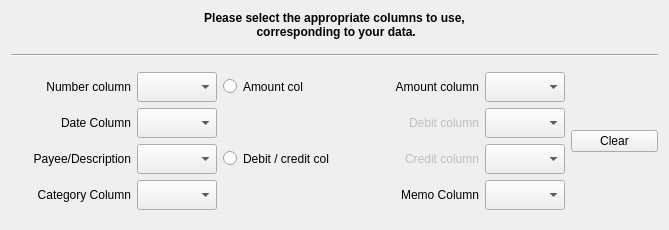
KDE/kmymoney, file kmymoney/plugins/csvimport/bankingwizardpage.ui: the form before one commit.
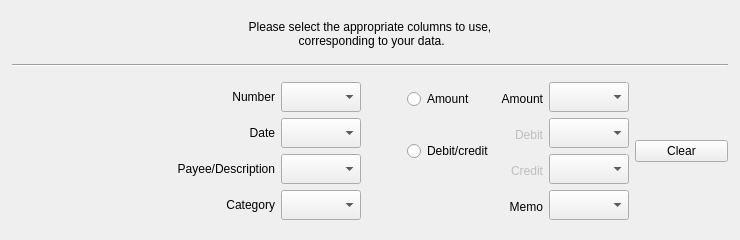
The form after the commit. Custom widgets are drawn as their Qt base class.

The edit to the form file:
```diff
--- a/kmymoney/plugins/csvimport/bankingwizardpage.ui
+++ b/kmymoney/plugins/csvimport/bankingwizardpage.ui
@@ -6,8 +6,8 @@
    <rect>
     <x>0</x>
     <y>0</y>
-    <width>669</width>
-    <height>230</height>
+    <width>740</width>
+    <height>240</height>
    </rect>
   </property>
   <property name="minimumSize">
@@ -18,16 +18,42 @@
   </property>
   <property name="maximumSize">
    <size>
-    <width>800</width>
-    <height>230</height>
+    <width>16777215</width>
+    <height>16777215</height>
    </size>
   </property>
   <property name="windowTitle">
    <string>Banking Wizard Page</string>
   </property>
-  <layout class="QGridLayout" name="gridLayout_2">
-   <item row="0" column="0">
-    <layout class="QVBoxLayout" name="verticalLayout" stretch="30,3,3,3,200,3">
+  <layout class="QHBoxLayout" name="horizontalLayout_2" stretch="1,500,1">
+   <item>
+    <spacer name="horizontalSpacer_2">
+     <property name="orientation">
+      <enum>Qt::Horizontal</enum>
+     </property>
+     <property name="sizeHint" stdset="0">
+      <size>
+       <width>40</width>
+       <height>20</height>
+      </size>
+     </property>
+    </spacer>
+   </item>
+   <item>
+    <layout class="QVBoxLayout" name="verticalLayout" stretch="1,10,1,1,1,200,1">
+     <item>
+      <spacer name="verticalSpacer_4">
+       <property name="orientation">
+        <enum>Qt::Vertical</enum>
+       </property>
+       <property name="sizeHint" stdset="0">
+        <size>
+         <width>20</width>
+         <height>40</height>
+        </size>
+       </property>
+      </spacer>
+     </item>
      <item>
       <widget class="QLabel" name="label">
        <property name="sizePolicy">
@@ -38,8 +64,8 @@
        </property>
        <property name="font">
         <font>
-         <weight>75</weight>
-         <bold>true</bold>
+         <weight>50</weight>
+         <bold>false</bold>
         </font>
        </property>
        <property name="text">
@@ -85,9 +111,9 @@
       </spacer>
      </item>
      <item>
-      <layout class="QHBoxLayout" name="horizontalLayout">
+      <layout class="QHBoxLayout" name="horizontalLayout" stretch="80,12">
        <item>
-        <layout class="QGridLayout" name="gridLayout" rowstretch="10,10,10,10" columnstretch="10,0,10,0,0">
+        <layout class="QGridLayout" name="gridLayout" rowstretch="10,0,0,0" columnstretch="40,0,0,0,0,0">
          <item row="0" column="0">
           <widget class="QLabel" name="labelBnk_number">
            <property name="minimumSize">
@@ -98,8 +124,8 @@
            </property>
            <property name="maximumSize">
             <size>
-             <width>120</width>
-             <height>25</height>
+             <width>16777215</width>
+             <height>16777215</height>
             </size>
            </property>
            <property name="font">
@@ -111,7 +137,7 @@
             <string comment="column containing number field"/>
            </property>
            <property name="text">
-            <string comment="column containing number field">Number column</string>
+            <string comment="column containing number field">Number</string>
            </property>
            <property name="alignment">
             <set>Qt::AlignRight|Qt::AlignTrailing|Qt::AlignVCenter</set>
@@ -122,13 +148,13 @@
           <widget class="KComboBox" name="comboBoxBnk_numberCol">
            <property name="minimumSize">
             <size>
-             <width>50</width>
+             <width>80</width>
              <height>30</height>
             </size>
            </property>
            <property name="maximumSize">
             <size>
-             <width>80</width>
+             <width>16777215</width>
              <height>16777215</height>
             </size>
            </property>
@@ -143,138 +169,17 @@
            </property>
           </widget>
          </item>
-         <item row="0" column="2">
-          <widget class="QRadioButton" name="radioBnk_amount">
-           <property name="minimumSize">
-            <size>
-             <width>0</width>
-             <height>20</height>
-            </size>
-           </property>
-           <property name="maximumSize">
-            <size>
-             <width>140</width>
-             <height>25</height>
-            </size>
-           </property>
-           <property name="font">
-            <font>
-             <underline>false</underline>
-            </font>
-           </property>
-           <property name="toolTip">
-            <string>Select 'Amount' if only one value column, otherwise select 'Debit/credit'.</string>
-           </property>
-           <property name="whatsThis">
-            <string extracomment="Select 'Amount' if only one value column, otherwise select "/>
-           </property>
-           <property name="accessibleName">
-            <string comment="presence of amount column"/>
-           </property>
-           <property name="text">
-            <string comment="presence of amount column">Amount col</string>
-           </property>
-           <property name="checked">
-            <bool>false</bool>
-           </property>
-          </widget>
-         </item>
-         <item row="0" column="3">
-          <widget class="QLabel" name="labelBnk_amount">
-           <property name="enabled">
-            <bool>true</bool>
-           </property>
-           <property name="minimumSize">
-            <size>
-             <width>0</width>
-             <height>20</height>
-            </size>
-           </property>
-           <property name="maximumSize">
-            <size>
-             <width>110</width>
-             <height>25</height>
-            </size>
-           </property>
-           <property name="font">
-            <font>
-             <underline>false</underline>
-            </font>
-           </property>
-           <property name="accessibleName">
-            <string comment="presence of amount column"/>
-           </property>
-           <property name="text">
-            <string comment="location of amount column">Amount column</string>
-           </property>
-           <property name="alignment">
-            <set>Qt::AlignRight|Qt::AlignTrailing|Qt::AlignVCenter</set>
-           </property>
-          </widget>
-         </item>
-         <item row="0" column="4">
-          <widget class="KComboBox" name="comboBoxBnk_amountCol">
-           <property name="minimumSize">
-            <size>
-             <width>50</width>
-             <height>30</height>
-            </size>
-           </property>
-           <property name="maximumSize">
-            <size>
-             <width>80</width>
-             <height>16777215</height>
-            </size>
-           </property>
-           <property name="toolTip">
-            <string>Select column containing amount field.</string>
-           </property>
-           <property name="maxVisibleItems">
-            <number>12</number>
-           </property>
-          </widget>
-         </item>
-         <item row="1" column="0">
-          <widget class="QLabel" name="labelBnk_date">
-           <property name="minimumSize">
-            <size>
-             <width>0</width>
-             <height>20</height>
-            </size>
-           </property>
-           <property name="maximumSize">
-            <size>
-             <width>120</width>
-             <height>25</height>
-            </size>
-           </property>
-           <property name="font">
-            <font>
-             <underline>false</underline>
-            </font>
-           </property>
-           <property name="accessibleName">
-            <string comment="column containing date field"/>
-           </property>
-           <property name="text">
-            <string>Date Column</string>
-           </property>
-           <property name="alignment">
-            <set>Qt::AlignRight|Qt::AlignTrailing|Qt::AlignVCenter</set>
-           </property>
-          </widget>
-         </item>
          <item row="1" column="1">
           <widget class="KComboBox" name="comboBoxBnk_dateCol">
            <property name="minimumSize">
             <size>
-             <width>50</width>
+             <width>80</width>
              <height>30</height>
             </size>
            </property>
            <property name="maximumSize">
             <size>
-             <width>80</width>
+             <width>16777215</width>
              <height>16777215</height>
             </size>
            </property>
@@ -286,7 +191,7 @@
            </property>
           </widget>
          </item>
-         <item row="1" column="3">
+         <item row="1" column="4">
           <widget class="QLabel" name="labelBnk_debits">
            <property name="enabled">
             <bool>false</bool>
@@ -294,12 +199,12 @@
            <property name="minimumSize">
             <size>
              <width>0</width>
-             <height>20</height>
+             <height>30</height>
             </size>
            </property>
            <property name="maximumSize">
             <size>
-             <width>110</width>
+             <width>16777215</width>
              <height>25</height>
             </size>
            </property>
@@ -312,59 +217,7 @@
             <string comment="column containing debits field"/>
            </property>
            <property name="text">
-            <string comment="location of debit column">Debit column</string>
-           </property>
-           <property name="alignment">
-            <set>Qt::AlignRight|Qt::AlignTrailing|Qt::AlignVCenter</set>
-           </property>
-          </widget>
-         </item>
-         <item row="1" column="4">
-          <widget class="KComboBox" name="comboBoxBnk_debitCol">
-           <property name="minimumSize">
-            <size>
-             <width>50</width>
-             <height>30</height>
-            </size>
-           </property>
-           <property name="maximumSize">
-            <size>
-             <width>80</width>
-             <height>16777215</height>
-            </size>
-           </property>
-           <property name="toolTip">
-            <string>Select column containing debit field.</string>
-           </property>
-           <property name="maxVisibleItems">
-            <number>12</number>
-           </property>
-          </widget>
-         </item>
-         <item row="2" column="0">
-          <widget class="QLabel" name="labelBnk_payee">
-           <property name="minimumSize">
-            <size>
-             <width>0</width>
-             <height>20</height>
-            </size>
-           </property>
-           <property name="maximumSize">
-            <size>
-             <width>130</width>
-             <height>25</height>
-            </size>
-           </property>
-           <property name="font">
-            <font>
-             <underline>false</underline>
-            </font>
-           </property>
-           <property name="accessibleName">
-            <string comment="column containing payee or description field"/>
-           </property>
-           <property name="text">
-            <string comment="column containing payee or description field">Payee/Description</string>
+            <string comment="location of debit column">Debit</string>
            </property>
            <property name="alignment">
             <set>Qt::AlignRight|Qt::AlignTrailing|Qt::AlignVCenter</set>
@@ -375,13 +228,13 @@
           <widget class="KComboBox" name="comboBoxBnk_payeeCol">
            <property name="minimumSize">
             <size>
-             <width>50</width>
+             <width>80</width>
              <height>30</height>
             </size>
            </property>
            <property name="maximumSize">
             <size>
-             <width>80</width>
+             <width>16777215</width>
              <height>16777215</height>
             </size>
            </property>
@@ -393,18 +246,18 @@
            </property>
           </widget>
          </item>
-         <item row="2" column="2">
+         <item row="1" column="3" rowspan="2">
           <widget class="QRadioButton" name="radioBnk_debCred">
            <property name="minimumSize">
             <size>
              <width>0</width>
-             <height>20</height>
+             <height>30</height>
             </size>
            </property>
            <property name="maximumSize">
             <size>
-             <width>140</width>
-             <height>25</height>
+             <width>16777215</width>
+             <height>16777215</height>
             </size>
            </property>
            <property name="font">
@@ -419,57 +272,24 @@
             <string comment="presence of debit and credit column"/>
            </property>
            <property name="text">
-            <string comment="presence of debit/credit columns">Debit / credit col</string>
+            <string comment="presence of debit/credit columns">Debit/credit</string>
            </property>
            <property name="checked">
             <bool>false</bool>
            </property>
           </widget>
          </item>
-         <item row="2" column="3">
-          <widget class="QLabel" name="labelBnk_credits">
-           <property name="enabled">
-            <bool>false</bool>
-           </property>
-           <property name="minimumSize">
-            <size>
-             <width>0</width>
-             <height>20</height>
-            </size>
-           </property>
-           <property name="maximumSize">
-            <size>
-             <width>110</width>
-             <height>25</height>
-            </size>
-           </property>
-           <property name="font">
-            <font>
-             <underline>false</underline>
-            </font>
-           </property>
-           <property name="accessibleName">
-            <string comment="column containing credits field"/>
-           </property>
-           <property name="text">
-            <string comment="location of credit column">Credit column</string>
-           </property>
-           <property name="alignment">
-            <set>Qt::AlignRight|Qt::AlignTrailing|Qt::AlignVCenter</set>
-           </property>
-          </widget>
-         </item>
-         <item row="2" column="4">
+         <item row="2" column="5">
           <widget class="KComboBox" name="comboBoxBnk_creditCol">
            <property name="minimumSize">
             <size>
-             <width>50</width>
+             <width>80</width>
              <height>30</height>
             </size>
            </property>
            <property name="maximumSize">
             <size>
-             <width>80</width>
+             <width>16777215</width>
              <height>16777215</height>
             </size>
            </property>
@@ -481,6 +301,82 @@
            </property>
           </widget>
          </item>
+         <item row="1" column="0">
+          <widget class="QLabel" name="labelBnk_date">
+           <property name="minimumSize">
+            <size>
+             <width>0</width>
+             <height>20</height>
+            </size>
+           </property>
+           <property name="maximumSize">
+            <size>
+             <width>16777215</width>
+             <height>16777215</height>
+            </size>
+           </property>
+           <property name="font">
+            <font>
+             <underline>false</underline>
+            </font>
+           </property>
+           <property name="accessibleName">
+            <string comment="column containing date field"/>
+           </property>
+           <property name="text">
+            <string>Date</string>
+           </property>
+           <property name="alignment">
+            <set>Qt::AlignRight|Qt::AlignTrailing|Qt::AlignVCenter</set>
+           </property>
+          </widget>
+         </item>
+         <item row="0" column="4">
+          <widget class="QLabel" name="labelBnk_amount">
+           <property name="enabled">
+            <bool>true</bool>
+           </property>
+           <property name="minimumSize">
+            <size>
+             <width>0</width>
+             <height>30</height>
+            </size>
+           </property>
+           <property name="maximumSize">
+            <size>
+             <width>16777215</width>
+             <height>25</height>
+            </size>
+           </property>
+           <property name="font">
+            <font>
+             <underline>false</underline>
+            </font>
+           </property>
+           <property name="accessibleName">
+            <string comment="presence of amount column"/>
+           </property>
+           <property name="text">
+            <string comment="location of amount column">Amount</string>
+           </property>
+           <property name="alignment">
+            <set>Qt::AlignRight|Qt::AlignTrailing|Qt::AlignVCenter</set>
+           </property>
+          </widget>
+         </item>
+         <item row="1" column="2">
+          <spacer name="horizontalSpacer">
+           <property name="orientation">
+            <enum>Qt::Horizontal</enum>
+           </property>
+           <property name="sizeHint" stdset="0">
+            <size>
+             <width>40</width>
+             <height>20</height>
+            </size>
+           </property>
+          </spacer>
+         </item>
          <item row="3" column="0">
           <widget class="QLabel" name="labelBnk_category">
            <property name="minimumSize">
@@ -491,8 +387,8 @@
            </property>
            <property name="maximumSize">
             <size>
-             <width>120</width>
-             <height>25</height>
+             <width>16777215</width>
+             <height>16777215</height>
             </size>
            </property>
            <property name="font">
@@ -504,7 +400,175 @@
             <string comment="column containing number field"/>
            </property>
            <property name="text">
-            <string comment="column containing number field">Category Column</string>
+            <string comment="column containing number field">Category</string>
+           </property>
+           <property name="alignment">
+            <set>Qt::AlignRight|Qt::AlignTrailing|Qt::AlignVCenter</set>
+           </property>
+          </widget>
+         </item>
+         <item row="0" column="3">
+          <widget class="QRadioButton" name="radioBnk_amount">
+           <property name="minimumSize">
+            <size>
+             <width>0</width>
+             <height>30</height>
+            </size>
+           </property>
+           <property name="maximumSize">
+            <size>
+             <width>16777215</width>
+             <height>25</height>
+            </size>
+           </property>
+           <property name="font">
+            <font>
+             <underline>false</underline>
+            </font>
+           </property>
+           <property name="toolTip">
+            <string>Select 'Amount' if only one value column, otherwise select 'Debit/credit'.</string>
+           </property>
+           <property name="whatsThis">
+            <string extracomment="Select 'Amount' if only one value column, otherwise select "/>
+           </property>
+           <property name="accessibleName">
+            <string comment="presence of amount column"/>
+           </property>
+           <property name="text">
+            <string comment="presence of amount column">Amount</string>
+           </property>
+           <property name="checked">
+            <bool>false</bool>
+           </property>
+          </widget>
+         </item>
+         <item row="0" column="5">
+          <widget class="KComboBox" name="comboBoxBnk_amountCol">
+           <property name="minimumSize">
+            <size>
+             <width>80</width>
+             <height>30</height>
+            </size>
+           </property>
+           <property name="maximumSize">
+            <size>
+             <width>16777215</width>
+             <height>16777215</height>
+            </size>
+           </property>
+           <property name="toolTip">
+            <string>Select column containing amount field.</string>
+           </property>
+           <property name="maxVisibleItems">
+            <number>12</number>
+           </property>
+          </widget>
+         </item>
+         <item row="3" column="5">
+          <widget class="KComboBox" name="comboBoxBnk_memoCol">
+           <property name="sizePolicy">
+            <sizepolicy hsizetype="Preferred" vsizetype="Fixed">
+             <horstretch>0</horstretch>
+             <verstretch>0</verstretch>
+            </sizepolicy>
+           </property>
+           <property name="minimumSize">
+            <size>
+             <width>80</width>
+             <height>30</height>
+            </size>
+           </property>
+           <property name="maximumSize">
+            <size>
+             <width>16777215</width>
+             <height>16777215</height>
+            </size>
+           </property>
+           <property name="toolTip">
+            <string>Select column containing memo field.</string>
+           </property>
+           <property name="maxVisibleItems">
+            <number>12</number>
+           </property>
+          </widget>
+         </item>
+         <item row="2" column="0">
+          <widget class="QLabel" name="labelBnk_payee">
+           <property name="minimumSize">
+            <size>
+             <width>0</width>
+             <height>20</height>
+            </size>
+           </property>
+           <property name="maximumSize">
+            <size>
+             <width>16777215</width>
+             <height>16777215</height>
+            </size>
+           </property>
+           <property name="font">
+            <font>
+             <underline>false</underline>
+            </font>
+           </property>
+           <property name="accessibleName">
+            <string comment="column containing payee or description field"/>
+           </property>
+           <property name="text">
+            <string comment="column containing payee or description field">Payee/Description</string>
+           </property>
+           <property name="alignment">
+            <set>Qt::AlignRight|Qt::AlignTrailing|Qt::AlignVCenter</set>
+           </property>
+          </widget>
+         </item>
+         <item row="1" column="5">
+          <widget class="KComboBox" name="comboBoxBnk_debitCol">
+           <property name="minimumSize">
+            <size>
+             <width>80</width>
+             <height>30</height>
+            </size>
+           </property>
+           <property name="maximumSize">
+            <size>
+             <width>16777215</width>
+             <height>16777215</height>
+            </size>
+           </property>
+           <property name="toolTip">
+            <string>Select column containing debit field.</string>
+           </property>
+           <property name="maxVisibleItems">
+            <number>12</number>
+           </property>
+          </widget>
+         </item>
+         <item row="3" column="4">
+          <widget class="QLabel" name="labelBnk_memo">
+           <property name="minimumSize">
+            <size>
+             <width>0</width>
+             <height>30</height>
+            </size>
+           </property>
+           <property name="maximumSize">
+            <size>
+             <width>16777215</width>
+             <height>25</height>
+            </size>
+           </property>
+           <property name="font">
+            <font>
+             <underline>false</underline>
+            </font>
+           </property>
+           <property name="accessibleName">
+            <string comment="column containing date field"/>
+           </property>
+           <property name="text">
+            <string>Memo</string>
            </property>
            <property name="alignment">
             <set>Qt::AlignRight|Qt::AlignTrailing|Qt::AlignVCenter</set>
@@ -521,13 +585,13 @@
            </property>
            <property name="minimumSize">
             <size>
-             <width>50</width>
+             <width>80</width>
              <height>30</height>
             </size>
            </property>
            <property name="maximumSize">
             <size>
-             <width>80</width>
+             <width>16777215</width>
              <height>16777215</height>
             </size>
            </property>
@@ -539,17 +603,20 @@
            </property>
           </widget>
          </item>
-         <item row="3" column="3">
-          <widget class="QLabel" name="labelBnk_memo">
+         <item row="2" column="4">
+          <widget class="QLabel" name="labelBnk_credits">
+           <property name="enabled">
+            <bool>false</bool>
+           </property>
            <property name="minimumSize">
             <size>
              <width>0</width>
-             <height>20</height>
+             <height>30</height>
             </size>
            </property>
            <property name="maximumSize">
             <size>
-             <width>120</width>
+             <width>16777215</width>
              <height>25</height>
             </size>
            </property>
@@ -562,54 +629,26 @@
             <string comment="column containing date field"/>
            </property>
            <property name="text">
-            <string>Memo Column</string>
+            <string comment="location of credit column">Credit</string>
            </property>
            <property name="alignment">
             <set>Qt::AlignRight|Qt::AlignTrailing|Qt::AlignVCenter</set>
            </property>
           </widget>
          </item>
-         <item row="3" column="4">
-          <widget class="KComboBox" name="comboBoxBnk_memoCol">
-           <property name="sizePolicy">
-            <sizepolicy hsizetype="Preferred" vsizetype="Fixed">
-             <horstretch>0</horstretch>
-             <verstretch>0</verstretch>
-            </sizepolicy>
-           </property>
-           <property name="minimumSize">
-            <size>
-             <width>50</width>
-             <height>30</height>
-            </size>
-           </property>
-           <property name="maximumSize">
-            <size>
-             <width>80</width>
-             <height>16777215</height>
-            </size>
-           </property>
-           <property name="toolTip">
-            <string>Select column containing memo field.</string>
-           </property>
-           <property name="maxVisibleItems">
-            <number>12</number>
-           </property>
-          </widget>
-         </item>
         </layout>
        </item>
        <item>
         <widget class="QPushButton" name="button_clear">
          <property name="minimumSize">
           <size>
-           <width>80</width>
+           <width>0</width>
            <height>0</height>
           </size>
          </property>
          <property name="maximumSize">
           <size>
-           <width>120</width>
+           <width>16777215</width>
            <height>16777215</height>
           </size>
          </property>
@@ -638,6 +677,19 @@
      </item>
     </layout>
    </item>
+   <item>
+    <spacer name="horizontalSpacer_3">
+     <property name="orientation">
+      <enum>Qt::Horizontal</enum>
+     </property>
+     <property name="sizeHint" stdset="0">
+      <size>
+       <width>40</width>
+       <height>20</height>
+      </size>
+     </property>
+    </spacer>
+   </item>
   </layout>
  </widget>
  <customwidgets>
```
Left out of the diff: 2 changed lines with no effect on the pictures.
